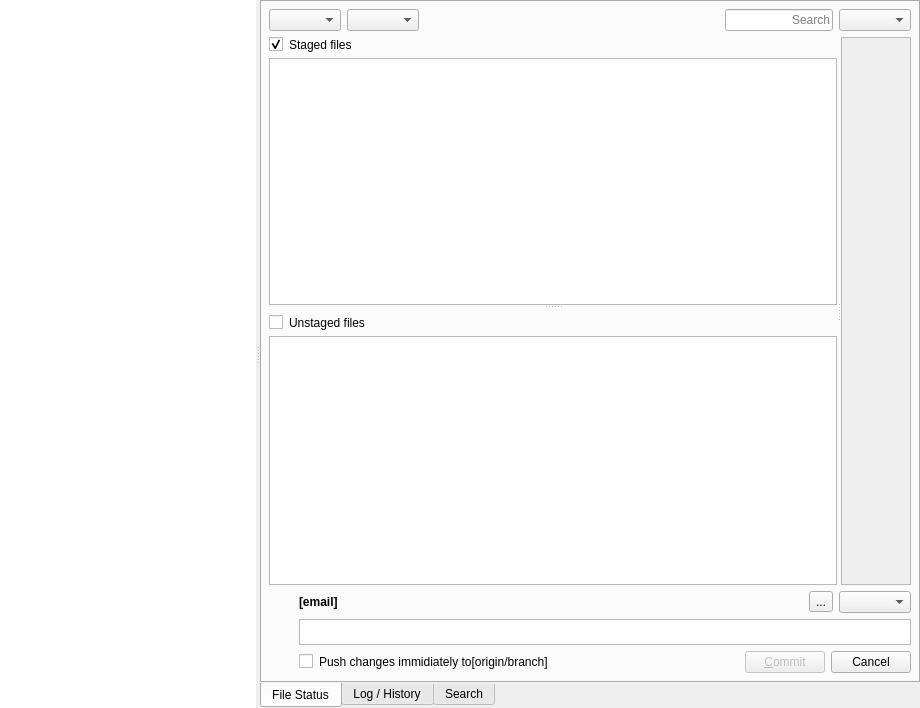
Before: the Qt Designer form qgitrepository.ui in bokic/gitmaster, drawn with Qt 5.
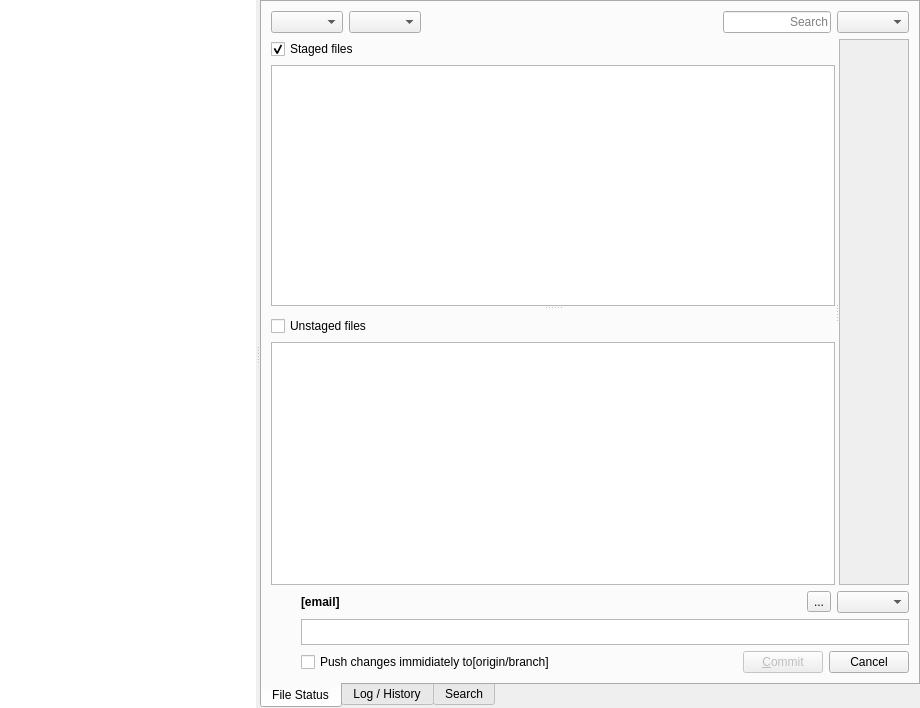
After: the same form once the commit is applied. Custom widgets are drawn as their Qt base class.

Commit message: Remove invalid ui properties.

The edit to the form file:
```diff
--- a/qgitrepository.ui
+++ b/qgitrepository.ui
@@ -51,9 +51,6 @@
         <verstretch>0</verstretch>
        </sizepolicy>
       </property>
-      <property name="styleSheet">
-       <string notr="true">border-color:none</string>
-      </property>
       <property name="tabPosition">
        <enum>QTabWidget::TabPosition::South</enum>
       </property>
```
Left out of the diff: 5 changed lines with no effect on the pictures. The commit also changes 1 other file.
